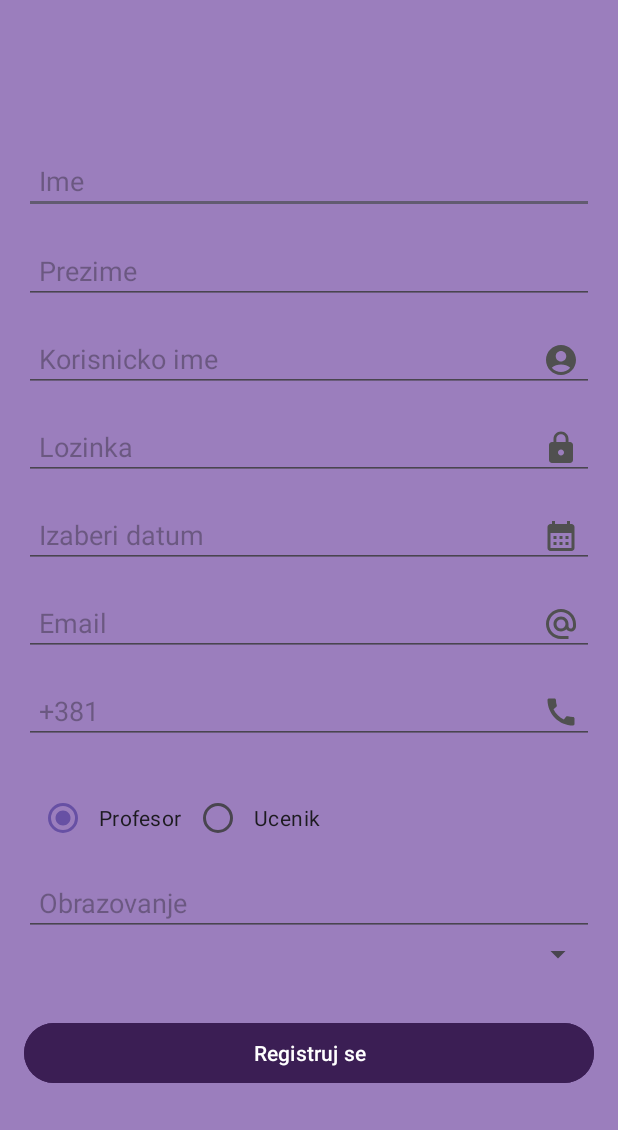
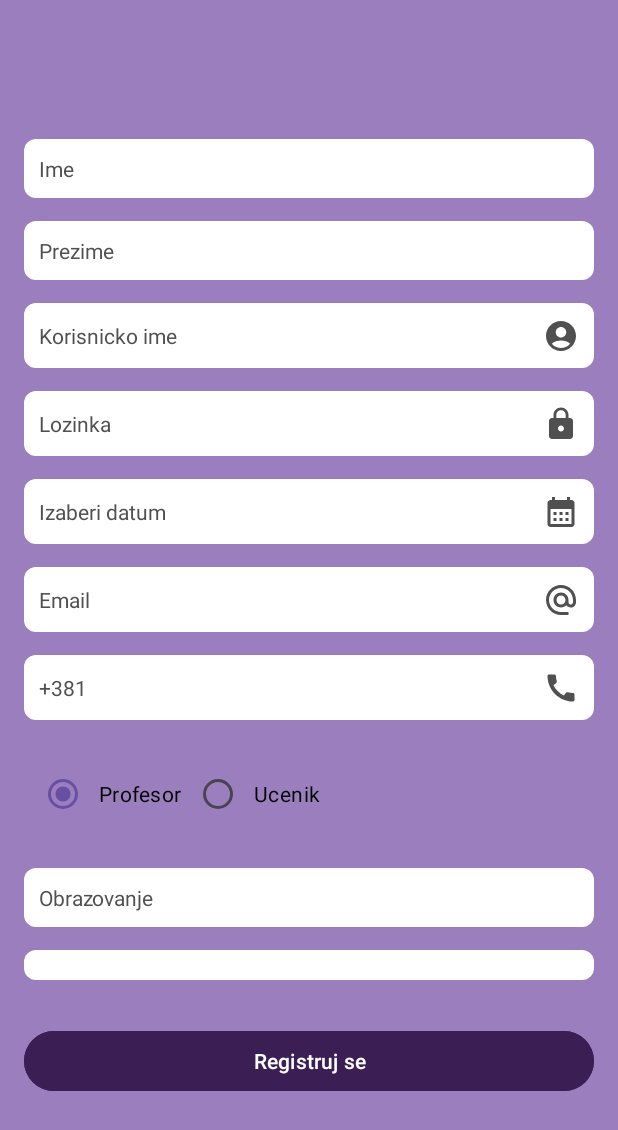
Before and after one commit to jovanannikolic44/music-online-classes, an Android app: the Registration screen opened directly, with no data from a screen before it, on a phone screen of 412 x 824 dp. Shown: the top 1130 px of the screen. Run offline under Robolectric (Android 15) with nearby library versions, the phone set to English and light mode, and no system bars.

Commit message:
Change visual

```diff
--- a/app/src/main/java/com/masterprojekat/music_online_classes/Registration.java
+++ b/app/src/main/java/com/masterprojekat/music_online_classes/Registration.java
@@ -46,10 +46,10 @@ public class Registration extends AppCompatActivity {
 
         showDateSpinner();
 
-        initializeComponents();
+        register_new_user();
     }
 
-    private void initializeComponents() {
+    private void register_new_user() {
         EditText inputName = findViewById(R.id.input_name);
         EditText inputSurname = findViewById(R.id.input_surname);
         EditText inputUsername = findViewById(R.id.input_username);
@@ -70,11 +70,13 @@ public class Registration extends AppCompatActivity {
             String surname = String.valueOf(inputSurname.getText());
             String username = String.valueOf(inputUsername.getText());
             String password = String.valueOf(inputPassword.getText());
-            String date = "14-08-1992";
+            String date = String.valueOf(inputDate.getText());
             String email = String.valueOf(inputEmail.getText());
             String phoneNumber = String.valueOf(inputPhoneNumber.getText());
+            // radio button
             String type = "ucenik";
             String education = String.valueOf(inputEducation.getText());
+            // spinners
             String expertise = "";
 
             User user = new User(name, surname, username, password, date, email, phoneNumber, type, education, expertise);
@@ -106,7 +108,7 @@ public class Registration extends AppCompatActivity {
                         calendar.set(Calendar.MONTH, month);
                         calendar.set(Calendar.DAY_OF_MONTH, day_of_month);
 
-                        String format = "dd-MMM-yyyy";
+                        String format = "dd-MM-yyyy";
                         SimpleDateFormat dateFormat = new SimpleDateFormat(format, Locale.US);
                         input_date.setText(dateFormat.format(calendar.getTime()));
                     }
--- /dev/null
+++ b/app/src/main/res/drawable/edit_text_style.xml
@@ -0,0 +1,5 @@
+<?xml version="1.0" encoding="utf-8"?>
+<shape xmlns:android="http://schemas.android.com/apk/res/android">
+    <solid android:color="@color/white" />
+    <corners android:radius="8dp"/>
+</shape>
--- a/app/src/main/res/layout/activity_main.xml
+++ b/app/src/main/res/layout/activity_main.xml
@@ -13,7 +13,7 @@
         android:layout_height="160dp"
         android:layout_gravity="center"
         android:layout_marginBottom="40dp"
-        android:src="@drawable/logo" />
+        android:src="@drawable/logo"/>
 
     <EditText
         android:id="@+id/username"
@@ -25,7 +25,11 @@
         android:drawableTint="@color/gray"
         android:padding="10dp"
         android:layout_marginBottom="15dp"
-        android:inputType="text"/>
+        android:inputType="text"
+        android:textColorHint="@color/gray"
+        android:textColor="@color/black"
+        android:background="@drawable/edit_text_style"
+        android:textSize="14sp"/>
 
     <EditText
         android:id="@+id/password"
@@ -37,7 +41,11 @@
         android:drawableTint="@color/gray"
         android:padding="10dp"
         android:layout_marginBottom="30dp"
-        android:inputType="textPassword"/>
+        android:inputType="textPassword"
+        android:textColorHint="@color/gray"
+        android:textColor="@color/black"
+        android:background="@drawable/edit_text_style"
+        android:textSize="14sp"/>
 
     <Button
         android:id="@+id/login_button"
@@ -57,7 +65,8 @@
         android:linksClickable="true"
         android:textColorLink="@color/black"
         android:textStyle="bold"
-        android:textSize="15sp"/>
+        android:textSize="15sp"
+        android:textColor="@color/gray"/>
 
     <Button
         android:id="@+id/new_account"
--- a/app/src/main/res/layout/activity_registration.xml
+++ b/app/src/main/res/layout/activity_registration.xml
@@ -1,6 +1,5 @@
 <?xml version="1.0" encoding="utf-8"?>
 <LinearLayout xmlns:android="http://schemas.android.com/apk/res/android"
-    xmlns:app="http://schemas.android.com/apk/res-auto"
     android:layout_width="match_parent"
     android:layout_height="match_parent"
     android:orientation="vertical"
@@ -16,7 +15,11 @@
         android:hint="@string/name"
         android:padding="10dp"
         android:layout_marginBottom="15dp"
-        android:inputType="textPersonName"/>
+        android:inputType="textPersonName"
+        android:background="@drawable/edit_text_style"
+        android:textSize="14sp"
+        android:textColorHint="@color/gray"
+        android:textColor="@color/black"/>
 
     <EditText
         android:id="@+id/input_surname"
@@ -26,7 +29,11 @@
         android:hint="@string/surname"
         android:padding="10dp"
         android:layout_marginBottom="15dp"
-        android:inputType="textPersonName"/>
+        android:inputType="textPersonName"
+        android:background="@drawable/edit_text_style"
+        android:textSize="14sp"
+        android:textColorHint="@color/gray"
+        android:textColor="@color/black"/>
 
     <EditText
         android:id="@+id/input_username"
@@ -38,7 +45,11 @@
         android:drawableTint="@color/gray"
         android:padding="10dp"
         android:layout_marginBottom="15dp"
-        android:inputType="text"/>
+        android:inputType="text"
+        android:background="@drawable/edit_text_style"
+        android:textSize="14sp"
+        android:textColorHint="@color/gray"
+        android:textColor="@color/black"/>
 
     <EditText
         android:id="@+id/input_password"
@@ -50,7 +61,11 @@
         android:drawableTint="@color/gray"
         android:padding="10dp"
         android:layout_marginBottom="15dp"
-        android:inputType="textPassword"/>
+        android:inputType="textPassword"
+        android:background="@drawable/edit_text_style"
+        android:textSize="14sp"
+        android:textColorHint="@color/gray"
+        android:textColor="@color/black"/>
 
     <EditText
         android:id="@+id/input_date"
@@ -63,7 +78,11 @@
         android:drawableTint="@color/gray"
         android:focusable="false"
         android:hint="@string/date"
-        android:padding="10dp" />
+        android:padding="10dp"
+        android:background="@drawable/edit_text_style"
+        android:textSize="14sp"
+        android:textColorHint="@color/gray"
+        android:textColor="@color/black"/>
 
     <EditText
         android:id="@+id/input_email"
@@ -75,7 +94,11 @@
         android:drawableTint="@color/gray"
         android:padding="10dp"
         android:layout_marginBottom="15dp"
-        android:inputType="textEmailAddress"/>
+        android:inputType="textEmailAddress"
+        android:background="@drawable/edit_text_style"
+        android:textSize="14sp"
+        android:textColorHint="@color/gray"
+        android:textColor="@color/black"/>
 
     <EditText
         android:id="@+id/input_phone_number"
@@ -87,13 +110,18 @@
         android:drawableTint="@color/gray"
         android:padding="10dp"
         android:layout_marginBottom="15dp"
-        android:inputType="phone"/>
+        android:inputType="phone"
+        android:background="@drawable/edit_text_style"
+        android:textSize="14sp"
+        android:textColorHint="@color/gray"
+        android:textColor="@color/black"/>
 
     <RadioGroup
         android:id="@+id/radio_type"
         android:layout_width="match_parent"
         android:layout_height="wrap_content"
         android:orientation="horizontal"
+        android:layout_marginBottom="15dp"
         android:padding="10dp">
 
         <RadioButton
@@ -102,14 +130,16 @@
             android:layout_height="wrap_content"
             android:text="@string/professor"
             android:checked="true"
-            android:padding="8dp" />
+            android:padding="8dp"
+            android:textColor="@color/black"/>
 
         <RadioButton
             android:id="@+id/input_radio_student"
             android:layout_width="wrap_content"
             android:layout_height="wrap_content"
             android:text="@string/student"
-            android:padding="8dp" />
+            android:padding="8dp"
+            android:textColor="@color/black"/>
     </RadioGroup>
 
     <!-- Ako se klikne na profesora prikaze se, a za ucenika ne -->
@@ -121,7 +151,12 @@
         android:hint="@string/education"
         android:padding="10dp"
         android:visibility="visible"
-        android:inputType="text"/>
+        android:inputType="text"
+        android:layout_marginBottom="15dp"
+        android:background="@drawable/edit_text_style"
+        android:textSize="14sp"
+        android:textColorHint="@color/gray"
+        android:textColor="@color/black"/>
 
     <Spinner
         android:id="@+id/input_expertise"
@@ -130,7 +165,11 @@
         android:spinnerMode="dropdown"
         android:padding="10dp"
         android:visibility="visible"
-        android:layout_marginBottom="30dp"/>
+        android:layout_marginBottom="30dp"
+        android:background="@drawable/edit_text_style"
+        android:textSize="14sp"
+        android:textColorHint="@color/gray"
+        android:textColor="@color/black"/>
 
     <Button
         android:id="@+id/registration_button"
--- a/app/src/main/res/values/strings.xml
+++ b/app/src/main/res/values/strings.xml
@@ -14,6 +14,9 @@
     <string name="login">Prijavi se</string>
     <string name="forgotten_password">Zaboravili ste lozinku?</string>
     <string name="new_account">Napravite novi nalog</string>
+    <string-array name="expertise_array">
+        <item>Oblast poducavanja</item>
+    </string-array>
     <color name="violet">#9B7EBD</color>
     <color name="dark_violet">#3B1E54</color>
 </resources>
```
